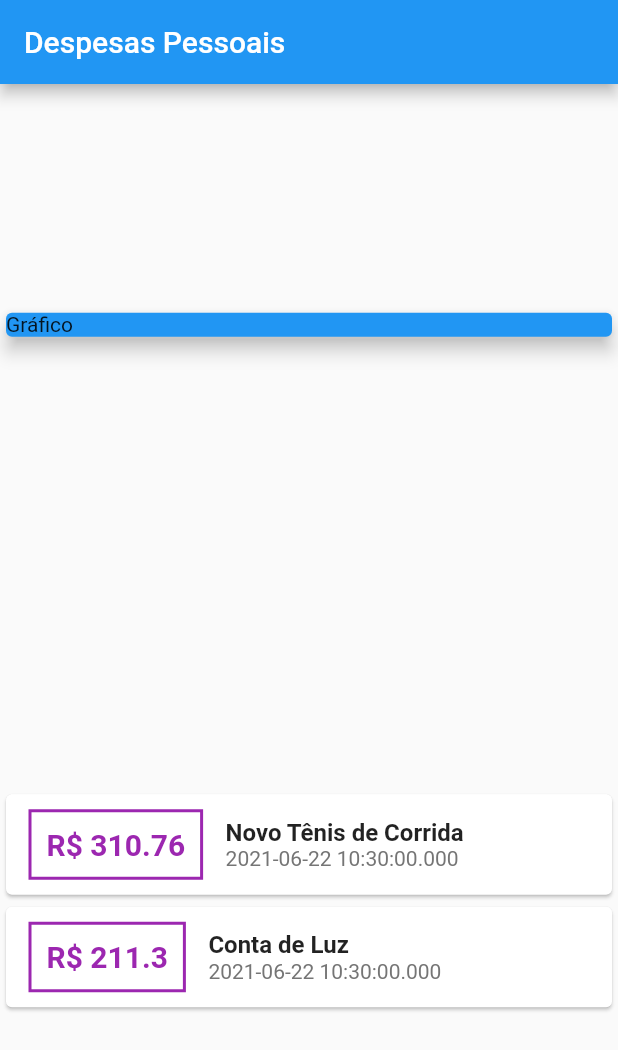
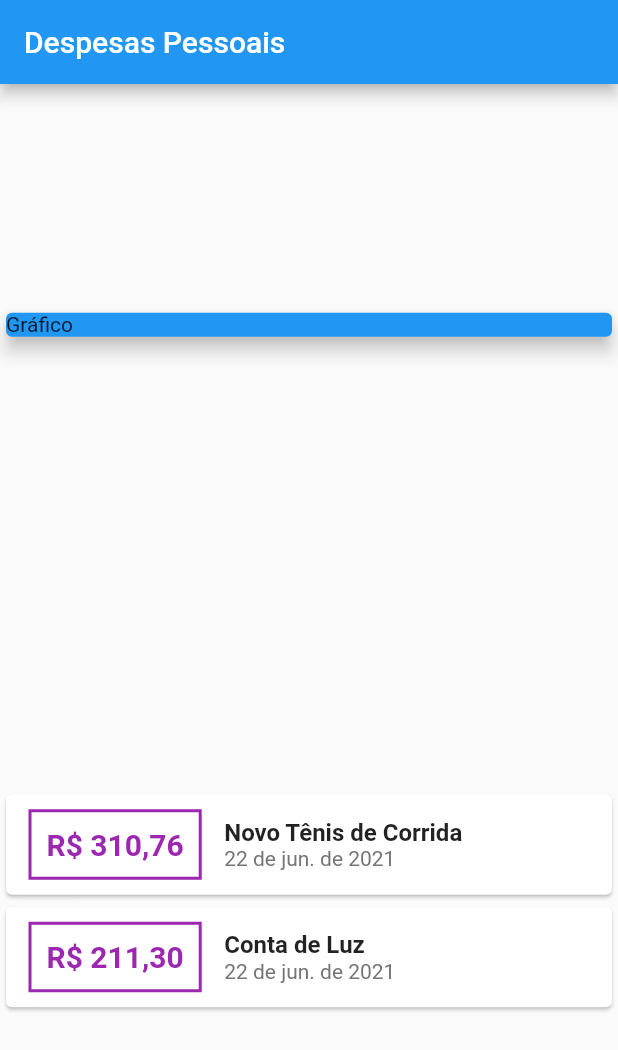
Before and after one commit to oscarbfs/Expenses_app, a Flutter app: the screen it shows after launch, on a phone screen of 412 x 824 dp. Shown: the top 1050 px of the screen. Run offline on Flutter 3.47's test engine with Material 2 defaults, Android fonts, the phone set to English and light mode, and no system bars.

```diff
--- a/lib/main.dart
+++ b/lib/main.dart
@@ -1,11 +1,15 @@
 import 'models/transaction.dart';
 import 'package:flutter/material.dart';
+import 'package:intl/intl.dart';
+import 'package:intl/date_symbol_data_local.dart';
 
 main() => runApp(Expenses());
 
 class Expenses extends StatelessWidget {
   @override
   Widget build(BuildContext context) {
+    Intl.defaultLocale = 'pt_BR';
+    initializeDateFormatting('pt_BR', null);
     return MaterialApp(
       home: MyHomePage(),
     );
@@ -63,7 +67,7 @@ class MyHomePage extends StatelessWidget {
                       ),
                       padding: EdgeInsets.all(10),
                       child: Text(
-                        'R\$ ${tr.value.toString()}',
+                        NumberFormat('R\$ #,##0.00', 'pt-BR').format(tr.value),
                         style: TextStyle(
                           fontWeight: FontWeight.bold,
                           fontSize: 20,
@@ -82,7 +86,7 @@ class MyHomePage extends StatelessWidget {
                           ),
                         ),
                         Text(
-                          tr.date.toString(),
+                          DateFormat.yMMMd().format(DateTime.now()),
                           style: TextStyle(
                             color: Colors.grey[600],
                           ),
--- a/pubspec.yaml
+++ b/pubspec.yaml
@@ -23,6 +23,7 @@ environment:
 dependencies:
   flutter:
     sdk: flutter
+  intl: ^0.17.0
 
 
   # The following adds the Cupertino Icons font to your application.
```
Also changed, not shown: pubspec.lock.
